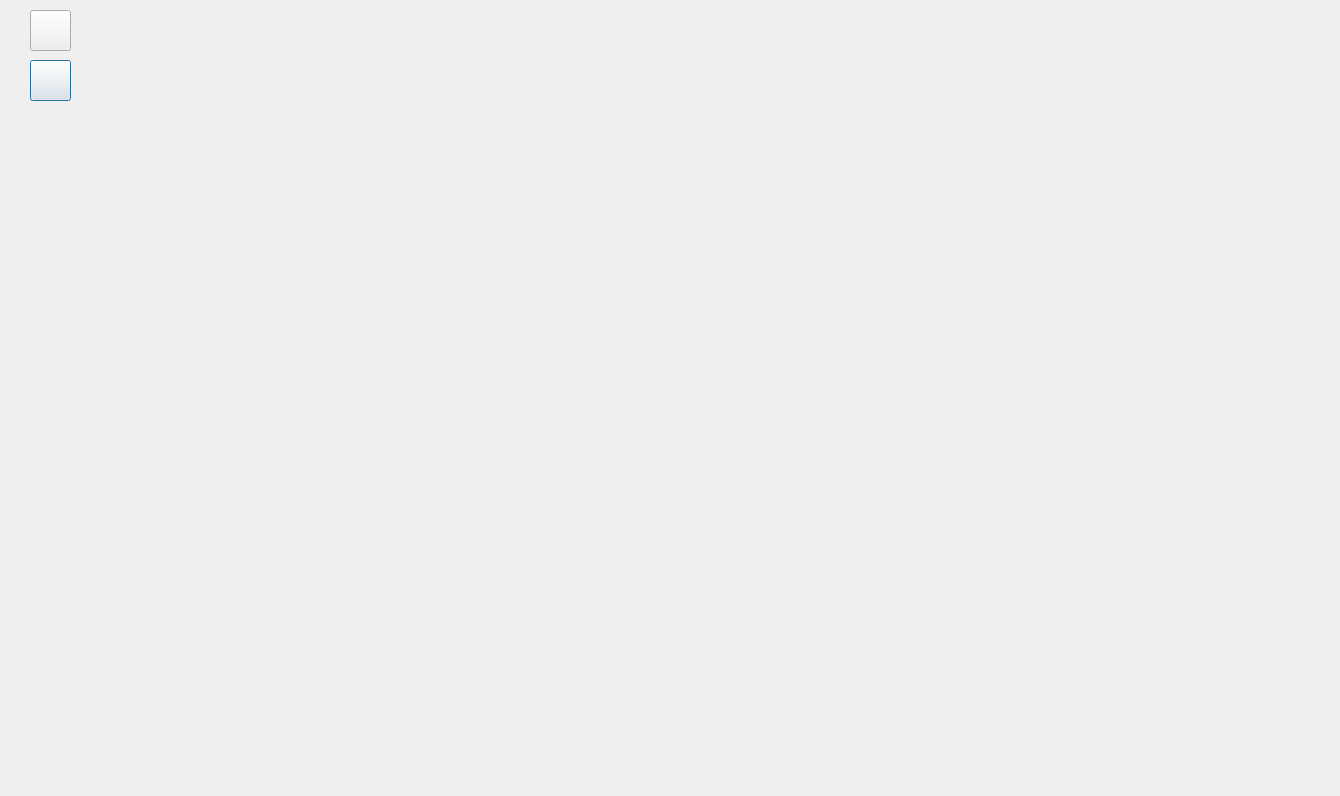
Matin0789/Condottiere-, file campaign.ui: the form before one commit.
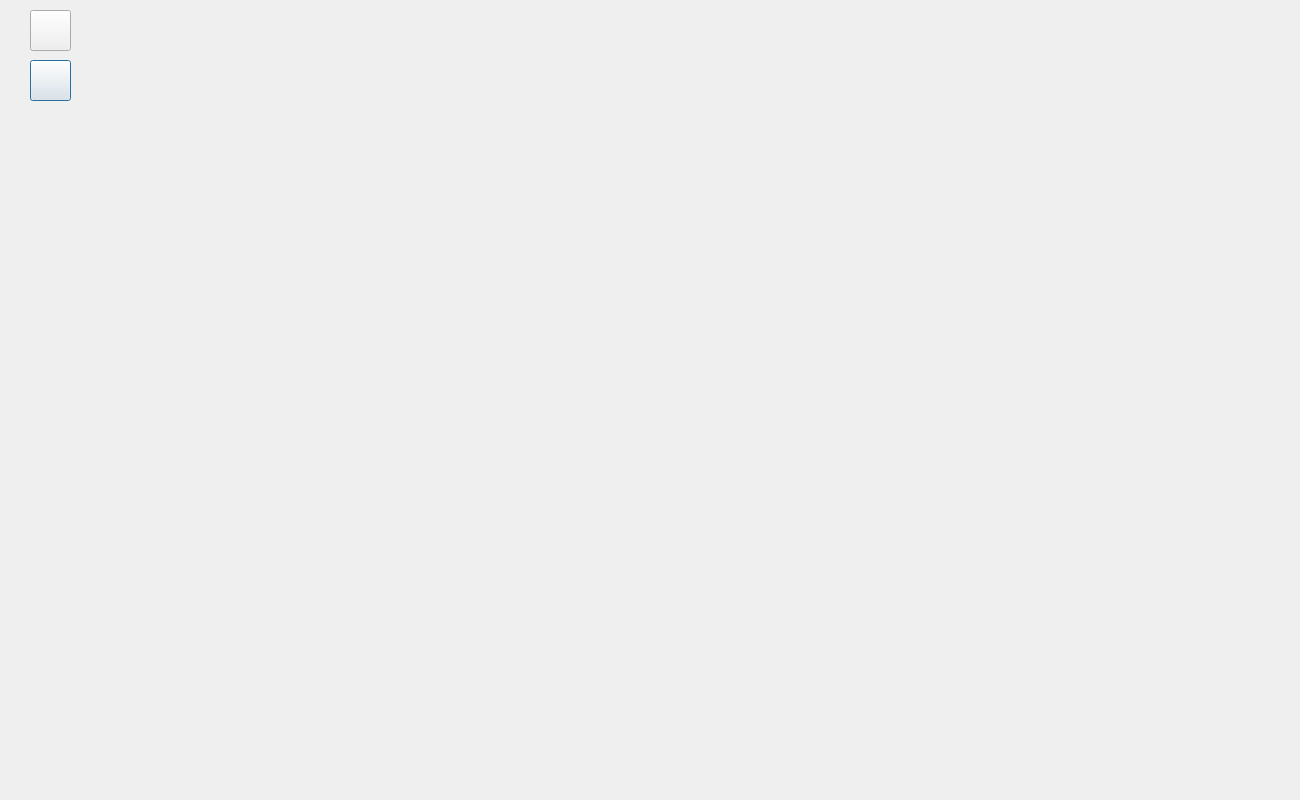
The form after the commit. Icons and pictures are not drawn.

```diff
--- a/campaign.ui
+++ b/campaign.ui
@@ -6,8 +6,8 @@
    <rect>
     <x>0</x>
     <y>0</y>
-    <width>1340</width>
-    <height>796</height>
+    <width>1300</width>
+    <height>800</height>
    </rect>
   </property>
   <property name="cursor">
@@ -211,6 +211,35 @@
     <string/>
    </property>
   </widget>
+  <widget class="QLabel" name="label_8">
+   <property name="geometry">
+    <rect>
+     <x>0</x>
+     <y>0</y>
+     <width>1300</width>
+     <height>800</height>
+    </rect>
+   </property>
+   <property name="styleSheet">
+    <string notr="true">border-image: url(:/Description/Graphics/photos/12485407-medieval-knights-in-battle-background-rider-leader-duel.jpg);</string>
+   </property>
+   <property name="text">
+    <string/>
+   </property>
+  </widget>
+  <zorder>label_8</zorder>
+  <zorder>label</zorder>
+  <zorder>label_2</zorder>
+  <zorder>label_3</zorder>
+  <zorder>label_10</zorder>
+  <zorder>label_12</zorder>
+  <zorder>label_7</zorder>
+  <zorder>label_5</zorder>
+  <zorder>label_6</zorder>
+  <zorder>label_4</zorder>
+  <zorder>label_15</zorder>
+  <zorder>pb_help</zorder>
+  <zorder>pb_setting</zorder>
  </widget>
  <resources/>
  <connections/>
```
Left out of the diff: 2 changed lines with no effect on the pictures.
